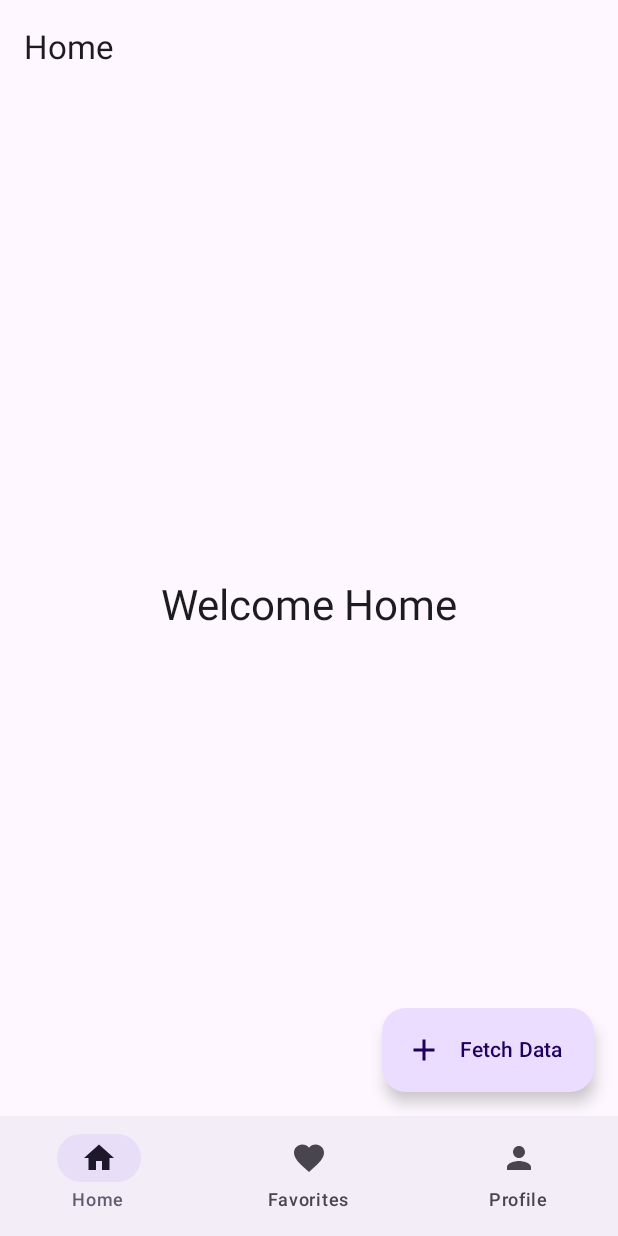
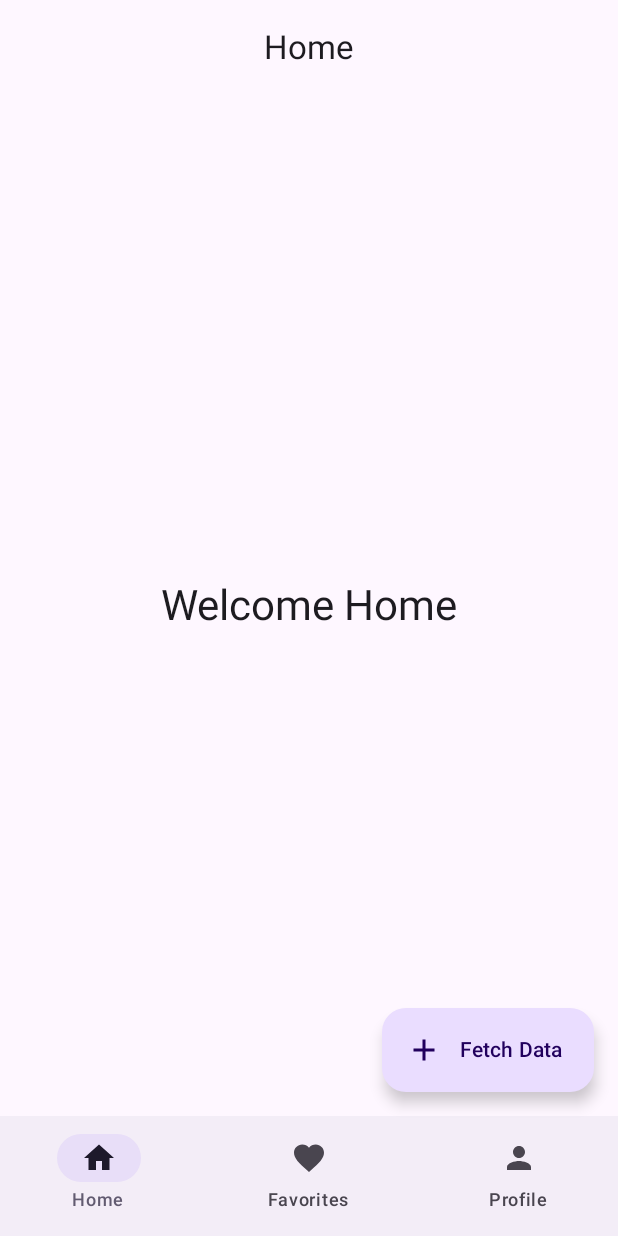
Before and after one commit to ShiinaSaku/Demo, an Android app built with Jetpack Compose: the screen it shows after launch (MainActivity), on a phone screen of 412 x 824 dp. Run offline under Robolectric (Android 15) with nearby library versions, the phone set to English and light mode, and no system bars.

Commit message:
Remove experimental api

```diff
--- a/app/src/main/java/com/prslc/myapplication/MainActivity.kt
+++ b/app/src/main/java/com/prslc/myapplication/MainActivity.kt
@@ -46,7 +46,7 @@ private fun App() {
         modifier = Modifier.fillMaxSize(),
 
         topBar = {
-            TopAppBar(
+            CenterAlignedTopAppBar(
                 title = { Text(currentDestination.label) }
             )
         },
@@ -56,10 +56,7 @@ private fun App() {
                 Destination.entries.forEach { destination ->
                     NavigationBarItem(
                         icon = {
-                            Icon(
-                                destination.icon,
-                                contentDescription = destination.label
-                            )
+                            Icon(destination.icon, contentDescription = destination.label)
                         },
                         label = { Text(destination.label) },
                         selected = destination == currentDestination,
@@ -72,25 +69,18 @@ private fun App() {
         floatingActionButton = {
             ExtendedFloatingActionButton(
                 onClick = { isLoading = !isLoading },
-                icon = {
-                    Icon(
-                        Icons.Default.Add,
-                        contentDescription = null
-                    )
-                },
+                icon = { Icon(Icons.Default.Add, contentDescription = null) },
                 text = {
-                    Text(
-                        if (isLoading) "Stop Loading" else "Fetch Data"
-                    )
+                    Text(if (isLoading) "Stop Loading" else "Fetch Data")
                 }
             )
         }
-    ) { innerPadding ->
+    ) { padding ->
 
         Box(
             modifier = Modifier
                 .fillMaxSize()
-                .padding(innerPadding),
+                .padding(padding),
             contentAlignment = Alignment.Center
         ) {
             if (isLoading) {
```
